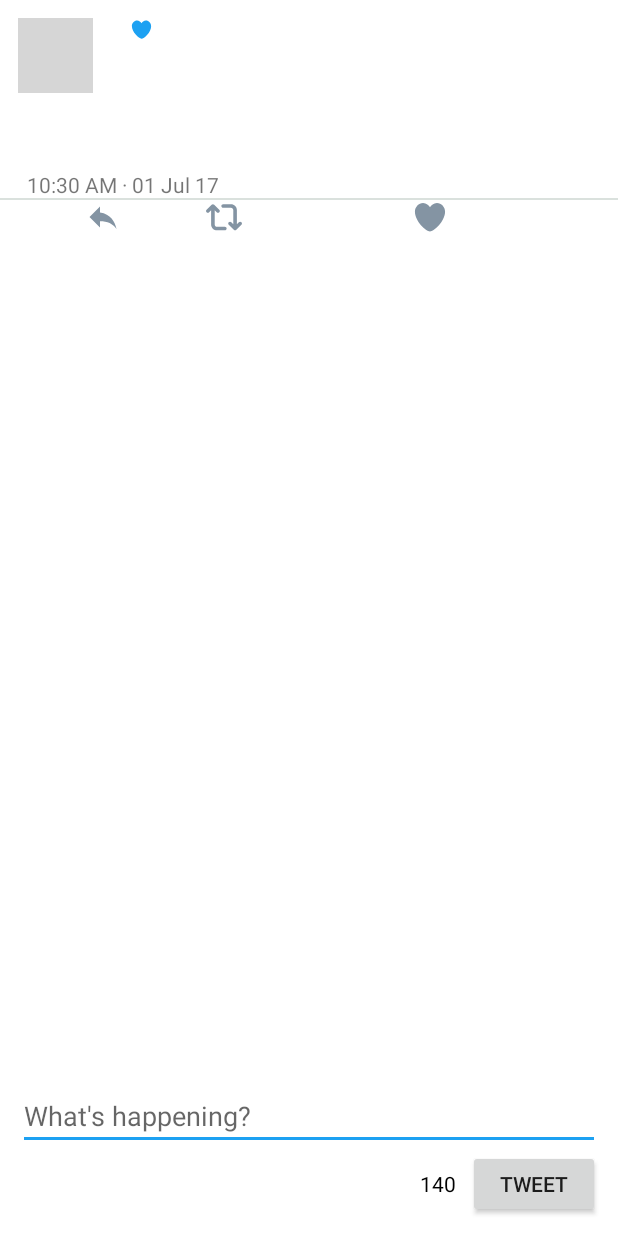
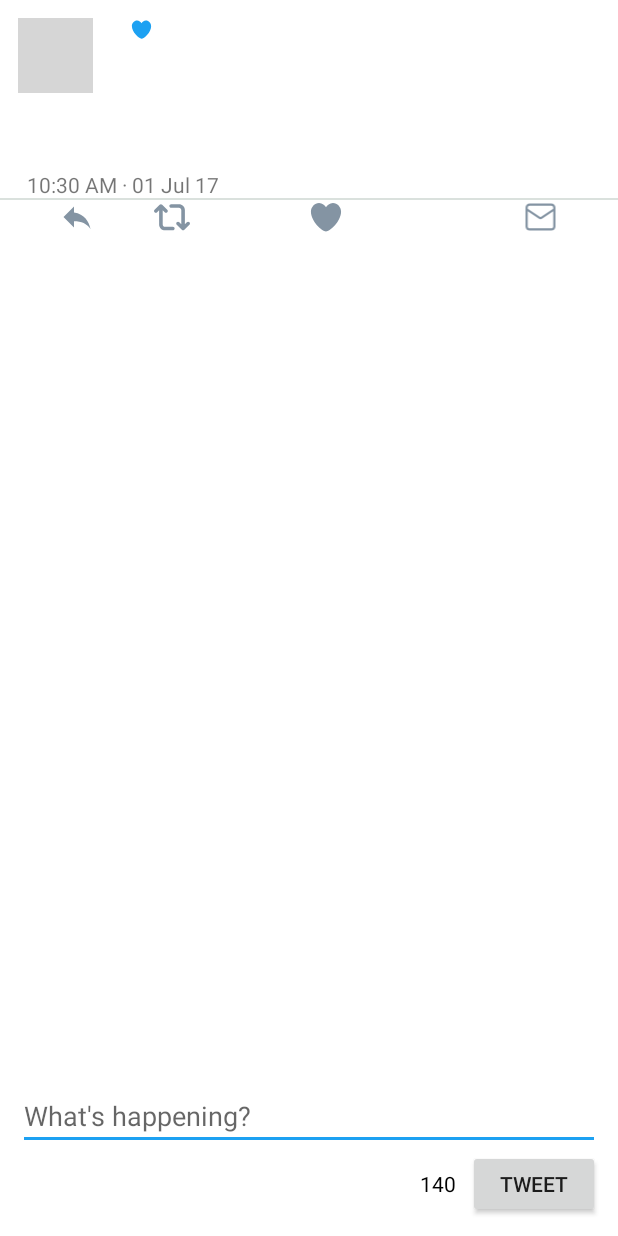
Before and after one commit to colabug/Songbirder, an Android app: the TweetDetailActivity screen opened directly, with no data from a screen before it, after a tap on "TWEET", on a phone screen of 412 x 824 dp. Run offline under Robolectric (Android 15) with nearby library versions, the phone set to English and light mode, and no system bars; our stand-ins replace ButterKnife; libraries missing offline, so code that uses them is left out: com.loopj.android, com.raizlabs.android, cz.msebera.android, org.parceler; pictures from the network do not load; 7 statements that could not run were skipped; grey boxes are pictures that could not be loaded.

```diff
--- a/app/src/main/java/com/codepath/apps/songbirder/timeline/TweetAdapter.java
+++ b/app/src/main/java/com/codepath/apps/songbirder/timeline/TweetAdapter.java
@@ -76,6 +76,7 @@ public class TweetAdapter extends RecyclerView.Adapter<TweetAdapter.ViewHolder>
 
         holder.vTweetEngagement.setTweet( tweet );
         holder.vTweetEngagement.setListener( this );
+        holder.vTweetEngagement.hideMessages();
     }
 
     private Spanned getFormattedText( Tweet tweet )
--- a/app/src/main/java/com/codepath/apps/songbirder/views/TweetEngagementView.java
+++ b/app/src/main/java/com/codepath/apps/songbirder/views/TweetEngagementView.java
@@ -2,6 +2,7 @@ package com.codepath.apps.songbirder.views;
 
 import android.content.Context;
 import android.util.AttributeSet;
+import android.view.View;
 import android.widget.ImageView;
 import android.widget.LinearLayout;
 import android.widget.TextView;
@@ -19,6 +20,7 @@ public class TweetEngagementView extends LinearLayout
     @BindView(R.id.ivReply) ImageView btnReply;
     @BindView(R.id.ivRetweet) TextView btnRetweet;
     @BindView(R.id.ivLike) TextView btnLike;
+    @BindView(R.id.ivDirectMessage) ImageView ivDirectMessage;
 
     private Tweet tweet;
 
@@ -58,6 +60,11 @@ public class TweetEngagementView extends LinearLayout
     {
         this.tweet = tweet;
         setUpView();
+    }
+
+    public void hideMessages()
+    {
+        ivDirectMessage.setVisibility( View.GONE );
     }
 
     private void setUpView()
--- /dev/null
+++ b/app/src/main/res/drawable/ic_message.xml
@@ -0,0 +1,12 @@
+<?xml version="1.0" encoding="utf-8"?>
+<vector
+    xmlns:android="http://schemas.android.com/apk/res/android"
+    android:width="24.0dip"
+    android:height="24.0dip"
+    android:viewportHeight="24.0"
+    android:viewportWidth="24.0">
+
+    <path
+        android:fillColor="#8494a3"
+        android:pathData="M19.25,3.018L4.75,3.018C3.233,3.018 2,4.252 2,5.77v12.495c0,1.518 1.233,2.753 2.75,2.753h14.5c1.517,0 2.75,-1.235 2.75,-2.753L22,5.77c0,-1.518 -1.233,-2.752 -2.75,-2.752zM4.75,4.518h14.5c0.69,0 1.25,0.56 1.25,1.25v0.714l-8.05,5.367c-0.273,0.18 -0.626,0.182 -0.9,-0.002L3.5,6.482v-0.714c0,-0.69 0.56,-1.25 1.25,-1.25zM19.25,19.516L4.75,19.516c-0.69,0 -1.25,-0.56 -1.25,-1.25L3.5,8.24l7.24,4.83c0.383,0.256 0.822,0.384 1.26,0.384 0.44,0 0.877,-0.128 1.26,-0.383l7.24,-4.83v10.022c0,0.69 -0.56,1.25 -1.25,1.25z"/>
+</vector>
--- a/app/src/main/res/layout/view_tweet_engagement.xml
+++ b/app/src/main/res/layout/view_tweet_engagement.xml
@@ -7,14 +7,13 @@
     android:layout_height="wrap_content"
     android:layout_alignStart="@+id/ivProfileImage"
     android:layout_below="@+id/tvTweetText"
-    android:weightSum="3">
+    android:weightSum="4">
 
     <ImageView
         android:id="@+id/ivReply"
         android:layout_width="@dimen/engagement_button_width"
         android:layout_height="wrap_content"
         android:layout_weight="1"
-        android:gravity="center_vertical"
         app:srcCompat="@drawable/ic_reply_inactive"/>
 
     <TextView
@@ -36,4 +35,11 @@
         android:drawableLeft="@drawable/ic_like_inactive"
         android:drawablePadding="@dimen/engagement_icon_padding"
         android:includeFontPadding="false"/>
+
+    <ImageView
+        android:id="@+id/ivDirectMessage"
+        android:layout_width="@dimen/engagement_button_width"
+        android:layout_height="wrap_content"
+        android:layout_weight="1"
+        app:srcCompat="@drawable/ic_message"/>
 </LinearLayout>
```
